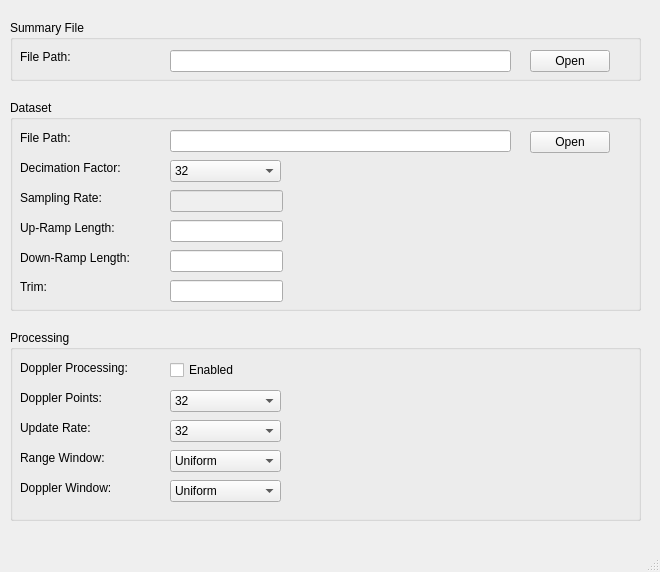
The window that qt-port/mainwindow.ui (darrynjordan/range-doppler-processor) describes before a commit, drawn with Qt 5.
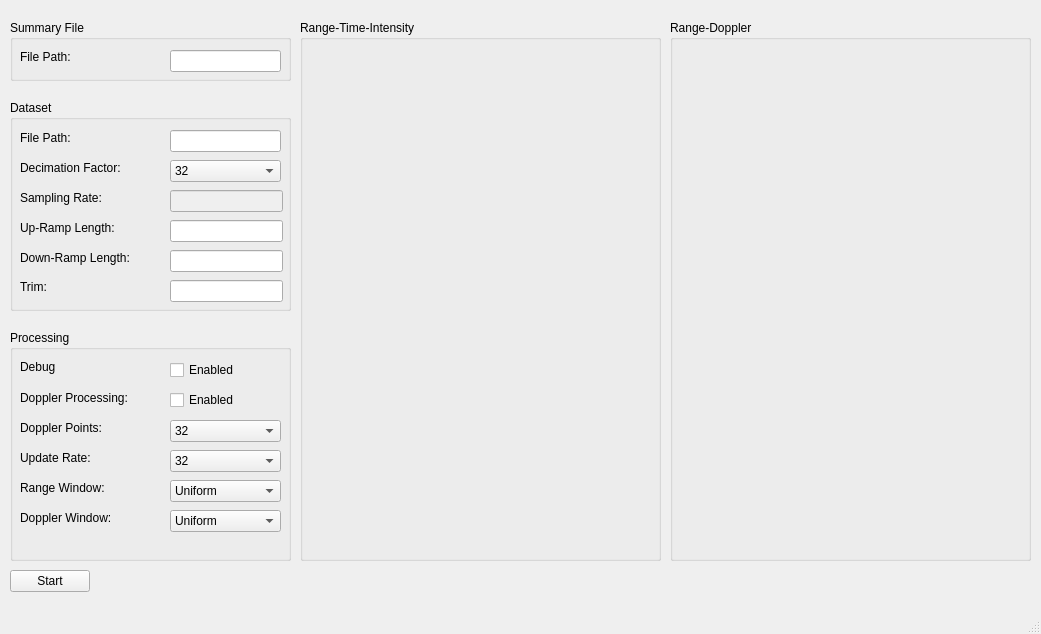
The same window after the commit.

The edit to the form file:
```diff
--- a/qt-port/mainwindow.ui
+++ b/qt-port/mainwindow.ui
@@ -6,8 +6,8 @@
    <rect>
     <x>0</x>
     <y>0</y>
-    <width>660</width>
-    <height>572</height>
+    <width>1041</width>
+    <height>634</height>
    </rect>
   </property>
   <property name="windowTitle">
@@ -19,7 +19,7 @@
      <rect>
       <x>10</x>
       <y>100</y>
-      <width>631</width>
+      <width>281</width>
       <height>211</height>
      </rect>
     </property>
@@ -169,19 +169,6 @@
       </property>
      </item>
     </widget>
-    <widget class="QPushButton" name="b_openFile">
-     <property name="geometry">
-      <rect>
-       <x>520</x>
-       <y>31</y>
-       <width>80</width>
-       <height>22</height>
-      </rect>
-     </property>
-     <property name="text">
-      <string>Open</string>
-     </property>
-    </widget>
     <widget class="QLabel" name="l_filePath">
      <property name="geometry">
       <rect>
@@ -200,7 +187,7 @@
       <rect>
        <x>160</x>
        <y>30</y>
-       <width>341</width>
+       <width>111</width>
        <height>22</height>
       </rect>
      </property>
@@ -211,8 +198,8 @@
      <rect>
       <x>10</x>
       <y>330</y>
-      <width>631</width>
-      <height>191</height>
+      <width>281</width>
+      <height>231</height>
      </rect>
     </property>
     <property name="title">
@@ -222,7 +209,7 @@
      <property name="geometry">
       <rect>
        <x>10</x>
-       <y>30</y>
+       <y>60</y>
        <width>201</width>
        <height>16</height>
       </rect>
@@ -235,7 +222,7 @@
      <property name="geometry">
       <rect>
        <x>10</x>
-       <y>60</y>
+       <y>90</y>
        <width>161</width>
        <height>16</height>
       </rect>
@@ -248,7 +235,7 @@
      <property name="geometry">
       <rect>
        <x>10</x>
-       <y>90</y>
+       <y>120</y>
        <width>131</width>
        <height>16</height>
       </rect>
@@ -261,7 +248,7 @@
      <property name="geometry">
       <rect>
        <x>10</x>
-       <y>120</y>
+       <y>150</y>
        <width>131</width>
        <height>16</height>
       </rect>
@@ -274,7 +261,7 @@
      <property name="geometry">
       <rect>
        <x>10</x>
-       <y>150</y>
+       <y>180</y>
        <width>141</width>
        <height>16</height>
       </rect>
@@ -287,7 +274,7 @@
      <property name="geometry">
       <rect>
        <x>160</x>
-       <y>30</y>
+       <y>60</y>
        <width>85</width>
        <height>20</height>
       </rect>
@@ -300,7 +287,7 @@
      <property name="geometry">
       <rect>
        <x>160</x>
-       <y>120</y>
+       <y>150</y>
        <width>111</width>
        <height>22</height>
       </rect>
@@ -330,7 +317,7 @@
      <property name="geometry">
       <rect>
        <x>160</x>
-       <y>150</y>
+       <y>180</y>
        <width>111</width>
        <height>22</height>
       </rect>
@@ -356,42 +343,7 @@
       </property>
      </item>
     </widget>
-    <widget class="QComboBox" name="comboBox_3">
-     <property name="geometry">
-      <rect>
-       <x>160</x>
-       <y>60</y>
-       <width>111</width>
-       <height>22</height>
-      </rect>
-     </property>
-     <item>
-      <property name="text">
-       <string>32</string>
-      </property>
-     </item>
-     <item>
-      <property name="text">
-       <string>64</string>
-      </property>
-     </item>
-     <item>
-      <property name="text">
-       <string>128</string>
-      </property>
-     </item>
-     <item>
-      <property name="text">
-       <string>256</string>
-      </property>
-     </item>
-     <item>
-      <property name="text">
-       <string>512</string>
-      </property>
-     </item>
-    </widget>
-    <widget class="QComboBox" name="comboBox_4">
+    <widget class="QComboBox" name="c_dopplerPoints">
      <property name="geometry">
       <rect>
        <x>160</x>
@@ -426,13 +378,74 @@
       </property>
      </item>
     </widget>
+    <widget class="QComboBox" name="c_updateRate">
+     <property name="geometry">
+      <rect>
+       <x>160</x>
+       <y>120</y>
+       <width>111</width>
+       <height>22</height>
+      </rect>
+     </property>
+     <item>
+      <property name="text">
+       <string>32</string>
+      </property>
+     </item>
+     <item>
+      <property name="text">
+       <string>64</string>
+      </property>
+     </item>
+     <item>
+      <property name="text">
+       <string>128</string>
+      </property>
+     </item>
+     <item>
+      <property name="text">
+       <string>256</string>
+      </property>
+     </item>
+     <item>
+      <property name="text">
+       <string>512</string>
+      </property>
+     </item>
+    </widget>
+    <widget class="QLabel" name="label_17">
+     <property name="geometry">
+      <rect>
+       <x>10</x>
+       <y>30</y>
+       <width>59</width>
+       <height>14</height>
+      </rect>
+     </property>
+     <property name="text">
+      <string>Debug</string>
+     </property>
+    </widget>
+    <widget class="QCheckBox" name="c_debugEnabled">
+     <property name="geometry">
+      <rect>
+       <x>160</x>
+       <y>30</y>
+       <width>85</width>
+       <height>20</height>
+      </rect>
+     </property>
+     <property name="text">
+      <string>Enabled</string>
+     </property>
+    </widget>
    </widget>
    <widget class="QGroupBox" name="groupBox_3">
     <property name="geometry">
      <rect>
       <x>10</x>
       <y>20</y>
-      <width>631</width>
+      <width>281</width>
       <height>61</height>
      </rect>
     </property>
@@ -457,24 +470,50 @@
       <rect>
        <x>160</x>
        <y>30</y>
-       <width>341</width>
+       <width>111</width>
        <height>22</height>
       </rect>
      </property>
     </widget>
-    <widget class="QPushButton" name="pushButton">
-     <property name="geometry">
-      <rect>
-       <x>520</x>
-       <y>30</y>
-       <width>80</width>
-       <height>22</height>
-      </rect>
-     </property>
-     <property name="text">
-      <string>Open</string>
-     </property>
-    </widget>
+   </widget>
+   <widget class="QPushButton" name="b_start">
+    <property name="geometry">
+     <rect>
+      <x>10</x>
+      <y>570</y>
+      <width>80</width>
+      <height>22</height>
+     </rect>
+    </property>
+    <property name="text">
+     <string>Start</string>
+    </property>
+   </widget>
+   <widget class="QGroupBox" name="groupBox_4">
+    <property name="geometry">
+     <rect>
+      <x>300</x>
+      <y>20</y>
+      <width>361</width>
+      <height>541</height>
+     </rect>
+    </property>
+    <property name="title">
+     <string>Range-Time-Intensity</string>
+    </property>
+   </widget>
+   <widget class="QGroupBox" name="groupBox_5">
+    <property name="geometry">
+     <rect>
+      <x>670</x>
+      <y>20</y>
+      <width>361</width>
+      <height>541</height>
+     </rect>
+    </property>
+    <property name="title">
+     <string>Range-Doppler</string>
+    </property>
    </widget>
   </widget>
   <widget class="QMenuBar" name="menuBar">
```
Left out of the diff: 8 changed lines with no effect on the pictures.
